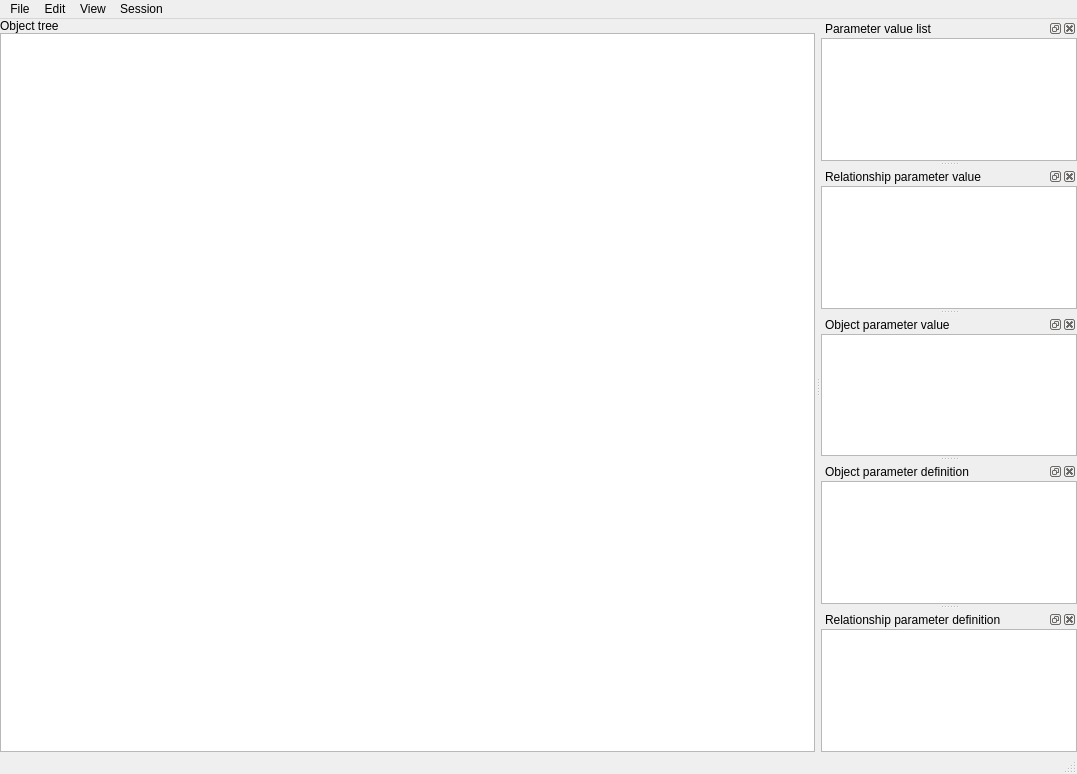
Before: the Qt Designer form spinetoolbox/ui/tree_view_form.ui in spine-tools/Spine-Toolbox, drawn with Qt 5.
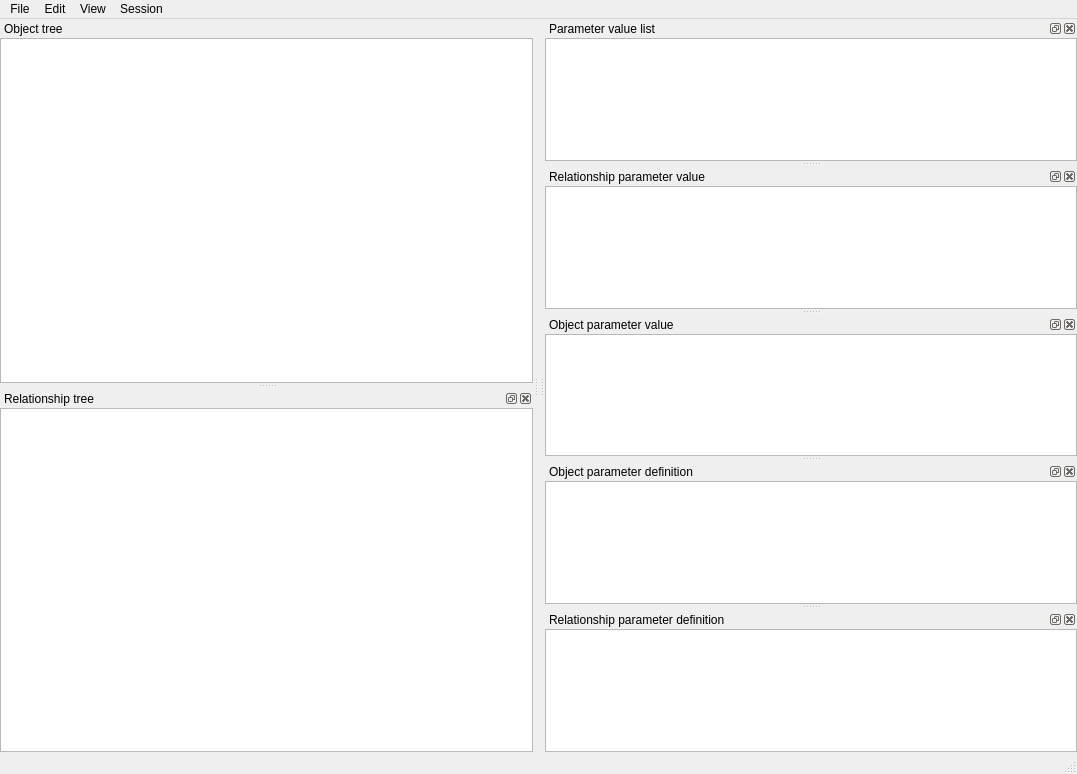
After: the same form once the commit is applied. Icons and pictures are not drawn. Custom widgets are drawn as their Qt base class.

Commit message: Issue #162, trying out things

```diff
--- a/spinetoolbox/ui/tree_view_form.ui
+++ b/spinetoolbox/ui/tree_view_form.ui
@@ -32,6 +32,12 @@
    <set>QMainWindow::AllowNestedDocks|QMainWindow::AllowTabbedDocks|QMainWindow::AnimatedDocks|QMainWindow::GroupedDragging</set>
   </property>
   <widget class="QWidget" name="centralwidget">
+   <property name="sizePolicy">
+    <sizepolicy hsizetype="Fixed" vsizetype="Fixed">
+     <horstretch>0</horstretch>
+     <verstretch>0</verstretch>
+    </sizepolicy>
+   </property>
    <layout class="QVBoxLayout" name="verticalLayout_2">
     <property name="spacing">
      <number>0</number>
@@ -48,41 +54,6 @@
     <property name="bottomMargin">
      <number>0</number>
     </property>
-    <item>
-     <widget class="QLabel" name="label_object_tree">
-      <property name="text">
-       <string>Object tree</string>
-      </property>
-     </widget>
-    </item>
-    <item>
-     <widget class="ObjectTreeView" name="treeView_object">
-      <property name="sizePolicy">
-       <sizepolicy hsizetype="Expanding" vsizetype="Expanding">
-        <horstretch>1</horstretch>
-        <verstretch>0</verstretch>
-       </sizepolicy>
-      </property>
-      <property name="contextMenuPolicy">
-       <enum>Qt::CustomContextMenu</enum>
-      </property>
-      <property name="accessibleName">
-       <string>object tree</string>
-      </property>
-      <property name="editTriggers">
-       <set>QAbstractItemView::EditKeyPressed</set>
-      </property>
-      <property name="selectionMode">
-       <enum>QAbstractItemView::ExtendedSelection</enum>
-      </property>
-      <property name="iconSize">
-       <size>
-        <width>20</width>
-        <height>20</height>
-       </size>
-      </property>
-     </widget>
-    </item>
    </layout>
   </widget>
   <widget class="QMenuBar" name="menubar">
@@ -490,6 +461,100 @@
     </layout>
    </widget>
   </widget>
+  <widget class="QDockWidget" name="dockWidget_object_tree">
+   <property name="features">
+    <set>QDockWidget::NoDockWidgetFeatures</set>
+   </property>
+   <property name="allowedAreas">
+    <set>Qt::LeftDockWidgetArea</set>
+   </property>
+   <property name="windowTitle">
+    <string>Object tree</string>
+   </property>
+   <attribute name="dockWidgetArea">
+    <number>1</number>
+   </attribute>
+   <widget class="QWidget" name="dockWidgetContents_6">
+    <layout class="QVBoxLayout" name="verticalLayout_4">
+     <property name="spacing">
+      <number>0</number>
+     </property>
+     <property name="leftMargin">
+      <number>0</number>
+     </property>
+     <property name="topMargin">
+      <number>0</number>
+     </property>
+     <property name="rightMargin">
+      <number>0</number>
+     </property>
+     <property name="bottomMargin">
+      <number>0</number>
+     </property>
+     <item>
+      <widget class="ObjectTreeView" name="treeView_object">
+       <property name="sizePolicy">
+        <sizepolicy hsizetype="Expanding" vsizetype="Expanding">
+         <horstretch>1</horstretch>
+         <verstretch>0</verstretch>
+        </sizepolicy>
+       </property>
+       <property name="contextMenuPolicy">
+        <enum>Qt::CustomContextMenu</enum>
+       </property>
+       <property name="accessibleName">
+        <string>object tree</string>
+       </property>
+       <property name="editTriggers">
+        <set>QAbstractItemView::EditKeyPressed</set>
+       </property>
+       <property name="selectionMode">
+        <enum>QAbstractItemView::ExtendedSelection</enum>
+       </property>
+       <property name="iconSize">
+        <size>
+         <width>20</width>
+         <height>20</height>
+        </size>
+       </property>
+      </widget>
+     </item>
+    </layout>
+   </widget>
+  </widget>
+  <widget class="QDockWidget" name="dockWidget_relationship_tree">
+   <property name="allowedAreas">
+    <set>Qt::AllDockWidgetAreas</set>
+   </property>
+   <property name="windowTitle">
+    <string>Relationship tree</string>
+   </property>
+   <attribute name="dockWidgetArea">
+    <number>1</number>
+   </attribute>
+   <widget class="QWidget" name="dockWidgetContents_7">
+    <layout class="QVBoxLayout" name="verticalLayout_6">
+     <property name="spacing">
+      <number>0</number>
+     </property>
+     <property name="leftMargin">
+      <number>0</number>
+     </property>
+     <property name="topMargin">
+      <number>0</number>
+     </property>
+     <property name="rightMargin">
+      <number>0</number>
+     </property>
+     <property name="bottomMargin">
+      <number>0</number>
+     </property>
+     <item>
+      <widget class="QTreeView" name="treeView_relationship"/>
+     </item>
+    </layout>
+   </widget>
+  </widget>
   <action name="actionCommit">
    <property name="enabled">
     <bool>false</bool>
```
Left out of the diff: 5 changed lines with no effect on the pictures. The commit also changes 2 other files.
